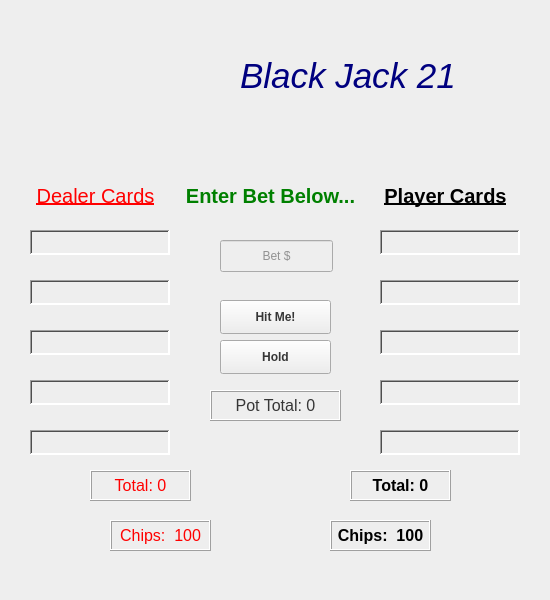
Above: bj21.ui from ultrex22/BJ_21_PYQT5 before the change. Below: the same form after it.
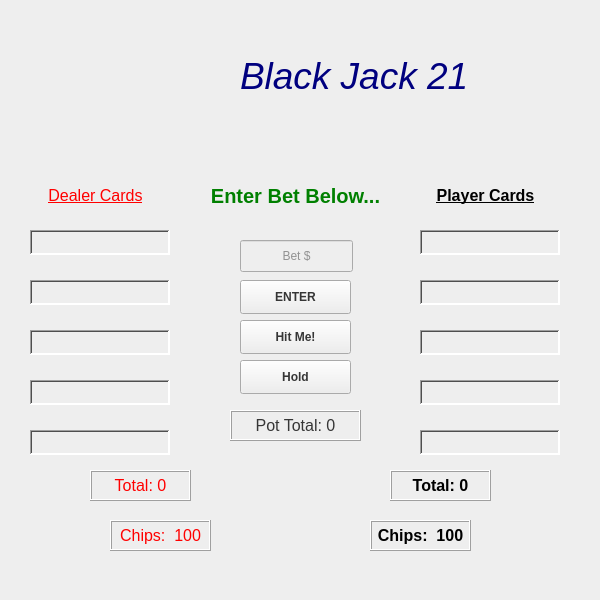
That is the form after the change.

What changed in the file:
```diff
--- a/bj21.ui
+++ b/bj21.ui
@@ -6,19 +6,19 @@
    <rect>
     <x>0</x>
     <y>0</y>
-    <width>550</width>
+    <width>600</width>
     <height>600</height>
    </rect>
   </property>
   <property name="minimumSize">
    <size>
-    <width>550</width>
+    <width>600</width>
     <height>600</height>
    </size>
   </property>
   <property name="maximumSize">
    <size>
-    <width>550</width>
+    <width>600</width>
     <height>600</height>
    </size>
   </property>
@@ -46,7 +46,7 @@
     </property>
     <property name="font">
      <font>
-      <pointsize>26</pointsize>
+      <pointsize>28</pointsize>
       <italic>true</italic>
      </font>
     </property>
@@ -68,7 +68,7 @@
     </property>
     <property name="font">
      <font>
-      <pointsize>15</pointsize>
+      <pointsize>12</pointsize>
       <underline>true</underline>
      </font>
     </property>
@@ -85,15 +85,15 @@
    <widget class="QLabel" name="player_name">
     <property name="geometry">
      <rect>
-      <x>370</x>
-      <y>180</y>
-      <width>151</width>
-      <height>31</height>
+      <x>400</x>
+      <y>170</y>
+      <width>171</width>
+      <height>51</height>
      </rect>
     </property>
     <property name="font">
      <font>
-      <pointsize>15</pointsize>
+      <pointsize>12</pointsize>
       <weight>75</weight>
       <bold>true</bold>
       <underline>true</underline>
@@ -108,12 +108,15 @@
     <property name="alignment">
      <set>Qt::AlignCenter</set>
     </property>
+    <property name="wordWrap">
+     <bool>true</bool>
+    </property>
    </widget>
    <widget class="QLabel" name="pot_total">
     <property name="geometry">
      <rect>
-      <x>210</x>
-      <y>390</y>
+      <x>230</x>
+      <y>410</y>
       <width>131</width>
       <height>31</height>
      </rect>
@@ -319,7 +322,7 @@
    <widget class="QLabel" name="player_total">
     <property name="geometry">
      <rect>
-      <x>350</x>
+      <x>390</x>
       <y>470</y>
       <width>101</width>
       <height>31</height>
@@ -351,7 +354,7 @@
    <widget class="QLabel" name="player_card2">
     <property name="geometry">
      <rect>
-      <x>380</x>
+      <x>420</x>
       <y>280</y>
       <width>140</width>
       <height>25</height>
@@ -359,7 +362,7 @@
     </property>
     <property name="font">
      <font>
-      <pointsize>10</pointsize>
+      <pointsize>9</pointsize>
       <weight>75</weight>
       <bold>true</bold>
      </font>
@@ -383,7 +386,7 @@
    <widget class="QLabel" name="player_card3">
     <property name="geometry">
      <rect>
-      <x>380</x>
+      <x>420</x>
       <y>330</y>
       <width>140</width>
       <height>25</height>
@@ -391,7 +394,7 @@
     </property>
     <property name="font">
      <font>
-      <pointsize>10</pointsize>
+      <pointsize>9</pointsize>
       <weight>75</weight>
       <bold>true</bold>
      </font>
@@ -415,7 +418,7 @@
    <widget class="QLabel" name="player_card1">
     <property name="geometry">
      <rect>
-      <x>380</x>
+      <x>420</x>
       <y>230</y>
       <width>140</width>
       <height>25</height>
@@ -423,7 +426,7 @@
     </property>
     <property name="font">
      <font>
-      <pointsize>10</pointsize>
+      <pointsize>9</pointsize>
       <weight>75</weight>
       <bold>true</bold>
      </font>
@@ -447,7 +450,7 @@
    <widget class="QLabel" name="player_card4">
     <property name="geometry">
      <rect>
-      <x>380</x>
+      <x>420</x>
       <y>380</y>
       <width>140</width>
       <height>25</height>
@@ -455,7 +458,7 @@
     </property>
     <property name="font">
      <font>
-      <pointsize>10</pointsize>
+      <pointsize>9</pointsize>
       <weight>75</weight>
       <bold>true</bold>
      </font>
@@ -479,7 +482,7 @@
    <widget class="QLabel" name="player_card5">
     <property name="geometry">
      <rect>
-      <x>380</x>
+      <x>420</x>
       <y>430</y>
       <width>140</width>
       <height>25</height>
@@ -487,7 +490,7 @@
     </property>
     <property name="font">
      <font>
-      <pointsize>10</pointsize>
+      <pointsize>9</pointsize>
       <weight>75</weight>
       <bold>true</bold>
      </font>
@@ -541,7 +544,7 @@
    <widget class="QLabel" name="player_chips">
     <property name="geometry">
      <rect>
-      <x>330</x>
+      <x>370</x>
       <y>520</y>
       <width>101</width>
       <height>31</height>
@@ -605,9 +608,9 @@
    <widget class="QLabel" name="player_textbox">
     <property name="geometry">
      <rect>
-      <x>180</x>
+      <x>200</x>
       <y>160</y>
-      <width>181</width>
+      <width>191</width>
       <height>71</height>
      </rect>
     </property>
@@ -634,8 +637,8 @@
    <widget class="QToolButton" name="hit_me">
     <property name="geometry">
      <rect>
-      <x>220</x>
-      <y>300</y>
+      <x>240</x>
+      <y>320</y>
       <width>111</width>
       <height>34</height>
      </rect>
@@ -650,12 +653,18 @@
     <property name="text">
      <string>Hit Me!</string>
     </property>
+    <property name="iconSize">
+     <size>
+      <width>16</width>
+      <height>16</height>
+     </size>
+    </property>
    </widget>
    <widget class="QToolButton" name="hold">
     <property name="geometry">
      <rect>
-      <x>220</x>
-      <y>340</y>
+      <x>240</x>
+      <y>360</y>
       <width>111</width>
       <height>34</height>
      </rect>
@@ -669,11 +678,17 @@
     <property name="text">
      <string>Hold</string>
     </property>
+    <property name="iconSize">
+     <size>
+      <width>16</width>
+      <height>16</height>
+     </size>
+    </property>
    </widget>
    <widget class="QLineEdit" name="bet_amount">
     <property name="geometry">
      <rect>
-      <x>220</x>
+      <x>240</x>
       <y>240</y>
       <width>113</width>
       <height>32</height>
@@ -686,6 +701,31 @@
      <string>Bet $</string>
     </property>
    </widget>
+   <widget class="QPushButton" name="enter_buttton">
+    <property name="geometry">
+     <rect>
+      <x>240</x>
+      <y>280</y>
+      <width>111</width>
+      <height>34</height>
+     </rect>
+    </property>
+    <property name="font">
+     <font>
+      <weight>75</weight>
+      <bold>true</bold>
+     </font>
+    </property>
+    <property name="text">
+     <string>ENTER</string>
+    </property>
+    <property name="iconSize">
+     <size>
+      <width>16</width>
+      <height>16</height>
+     </size>
+    </property>
+   </widget>
   </widget>
  </widget>
  <resources/>
```
Left out of the diff: 16 changed lines with no effect on the pictures.
